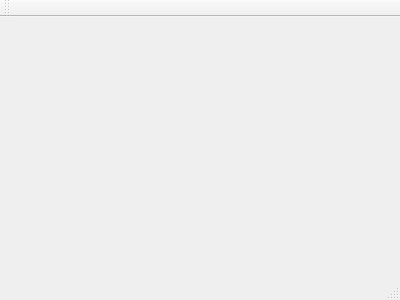
ggurbet/qtexamples, file qt025/mainwindow.ui: the form before one commit.
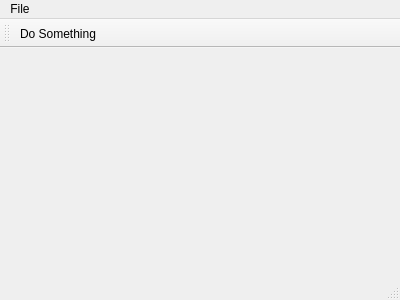
The form after the commit.

Commit message: Example 25 initial copy, working now

Diff of the .ui file:
```diff
--- a/qt025/mainwindow.ui
+++ b/qt025/mainwindow.ui
@@ -12,13 +12,41 @@
   <property name="windowTitle" >
    <string>MainWindow</string>
   </property>
-  <widget class="QMenuBar" name="menuBar" />
-  <widget class="QToolBar" name="mainToolBar" />
-  <widget class="QWidget" name="centralWidget" />
-  <widget class="QStatusBar" name="statusBar" />
+  <widget class="QWidget" name="centralWidget"/>
+  <widget class="QMenuBar" name="menuBar">
+   <property name="geometry">
+    <rect>
+     <x>0</x>
+     <y>0</y>
+     <width>400</width>
+     <height>19</height>
+    </rect>
+   </property>
+   <widget class="QMenu" name="menuFile">
+    <property name="title">
+     <string>File</string>
+    </property>
+    <addaction name="actionDo_Something"/>
+   </widget>
+   <addaction name="menuFile"/>
+  </widget>
+  <widget class="QToolBar" name="mainToolBar">
+   <attribute name="toolBarArea">
+    <enum>TopToolBarArea</enum>
+   </attribute>
+   <attribute name="toolBarBreak">
+    <bool>false</bool>
+   </attribute>
+   <addaction name="actionDo_Something"/>
+  </widget>
+  <widget class="QStatusBar" name="statusBar"/>
+  <action name="actionDo_Something">
+   <property name="text">
+    <string>Do Something</string>
+   </property>
+  </action>
  </widget>
- <layoutDefault spacing="6" margin="11" />
- <pixmapfunction></pixmapfunction>
+ <layoutdefault spacing="6" margin="11"/>
  <resources/>
  <connections/>
 </ui>
```
Left out of the diff: 7 changed lines with no effect on the pictures. The commit also changes 2 other files.
